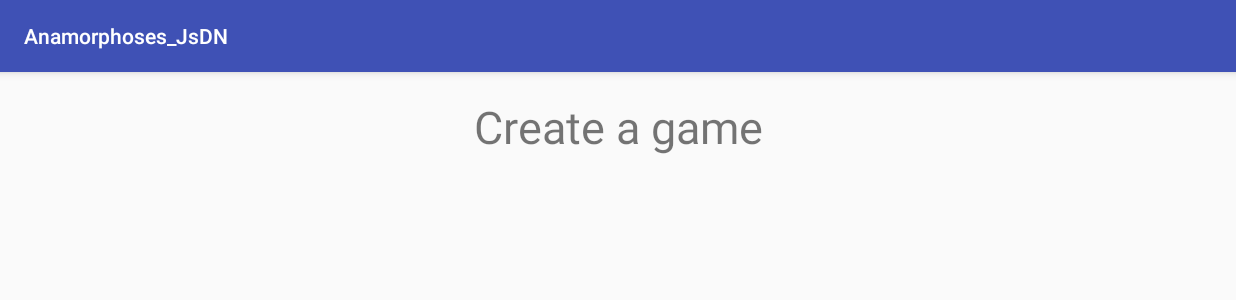
After one commit to Phenix8/Gaze, an Android app: the HostMenuActivity screen opened directly, with no data from a screen before it, on a phone screen of 824 x 412 dp (held sideways). The commit adds this screen. Shown: the top 300 px of the screen. Run offline under Robolectric (Android 15) with nearby library versions, the phone set to English and light mode, and no system bars.

Commit message:
Squelette des activités
Splashscreen + selection de nicknames fini
Ajout du menu, et des activité associées à chacun des 4 bouttons. Juste
l'ébauche

```diff
--- /dev/null
+++ b/Android_app/app/src/main/java/com/ican/anamorphoses_jsdn/HostMenuActivity.java
@@ -0,0 +1,13 @@
+package com.ican.anamorphoses_jsdn;
+
+import android.support.v7.app.AppCompatActivity;
+import android.os.Bundle;
+
+public class HostMenuActivity extends AppCompatActivity {
+
+    @Override
+    protected void onCreate(Bundle savedInstanceState) {
+        super.onCreate(savedInstanceState);
+        setContentView(R.layout.activity_host_menu);
+    }
+}
--- a/Android_app/app/src/main/java/com/ican/anamorphoses_jsdn/CameraScanActivity.java
+++ b/Android_app/app/src/main/java/com/ican/anamorphoses_jsdn/RulesMenuActivity.java
@@ -3,11 +3,11 @@ package com.ican.anamorphoses_jsdn;
 import android.support.v7.app.AppCompatActivity;
 import android.os.Bundle;
 
-public class CameraScanActivity extends AppCompatActivity {
+public class RulesMenuActivity extends AppCompatActivity {
 
     @Override
     protected void onCreate(Bundle savedInstanceState) {
         super.onCreate(savedInstanceState);
-        setContentView(R.layout.activity_camera_scan);
+        setContentView(R.layout.activity_rules_menu);
     }
 }
--- /dev/null
+++ b/Android_app/app/src/main/res/layout/activity_host_menu.xml
@@ -0,0 +1,30 @@
+<?xml version="1.0" encoding="utf-8"?>
+<RelativeLayout xmlns:android="http://schemas.android.com/apk/res/android"
+    xmlns:tools="http://schemas.android.com/tools"
+    android:id="@+id/activity_host_menu"
+    android:layout_width="match_parent"
+    android:layout_height="match_parent"
+    android:paddingBottom="@dimen/activity_vertical_margin"
+    android:paddingLeft="@dimen/activity_horizontal_margin"
+    android:paddingRight="@dimen/activity_horizontal_margin"
+    android:paddingTop="@dimen/activity_vertical_margin"
+    tools:context="com.ican.anamorphoses_jsdn.HostMenuActivity">
+
+    <LinearLayout
+        android:layout_width="match_parent"
+        android:layout_height="wrap_content"
+        android:orientation="vertical"
+        android:textAlignment="center"
+        android:verticalScrollbarPosition="left"
+        android:id="@+id/linearLayout">
+
+        <TextView
+            android:text="Create a game"
+            android:layout_width="match_parent"
+            android:layout_height="wrap_content"
+            android:textSize="30sp"
+            android:textAlignment="center"
+            android:id="@+id/createGameTitle" />
+
+    </LinearLayout>
+</RelativeLayout>
--- a/Android_app/dlibwrapper/src/main/AndroidManifest.xml
+++ b/Android_app/dlibwrapper/src/main/AndroidManifest.xml
@@ -12,10 +12,6 @@
         android:label="@string/app_name"
         android:supportsRtl="true">
         <activity android:name=".TestActivity">
-            <intent-filter>
-                <action android:name="android.intent.action.MAIN" />
-                <category android:name="android.intent.category.LAUNCHER" />
-            </intent-filter>
         </activity>
     </application>
 
```
Also changed, not shown: Android_app/app/build.gradle (+10 -1 lines), Android_app/app/src/main/AndroidManifest.xml (+17 -6 lines), Android_app/app/src/main/java/com/ican/anamorphoses_jsdn/ClientMenuActivity.java (added, +13 -0 lines), Android_app/app/src/main/java/com/ican/anamorphoses_jsdn/HighscoresMenuActivity.java (added, +13 -0 lines), Android_app/app/src/main/java/com/ican/anamorphoses_jsdn/MainActivity.java (deleted, +0 -29 lines), Android_app/app/src/main/java/com/ican/anamorphoses_jsdn/MenuActivity.java (+50 -0 lines), Android_app/app/src/main/java/com/ican/anamorphoses_jsdn/NicknameActivity.java (+8 -11 lines), Android_app/app/src/main/res/layout/activity_camera_scan.xml (deleted, +0 -13 lines), Android_app/app/src/main/res/layout/activity_client_menu.xml (added, +31 -0 lines), Android_app/app/src/main/res/layout/activity_highscores_menu.xml (added, +31 -0 lines), Android_app/app/src/main/res/layout/activity_main.xml (deleted, +0 -19 lines), Android_app/app/src/main/res/layout/activity_menu.xml (+30 -6 lines), Android_app/app/src/main/res/layout/activity_rules_menu.xml (added, +31 -0 lines), Android_app/dlibwrapper/build.gradle (+15 -3 lines), 1 other file.
